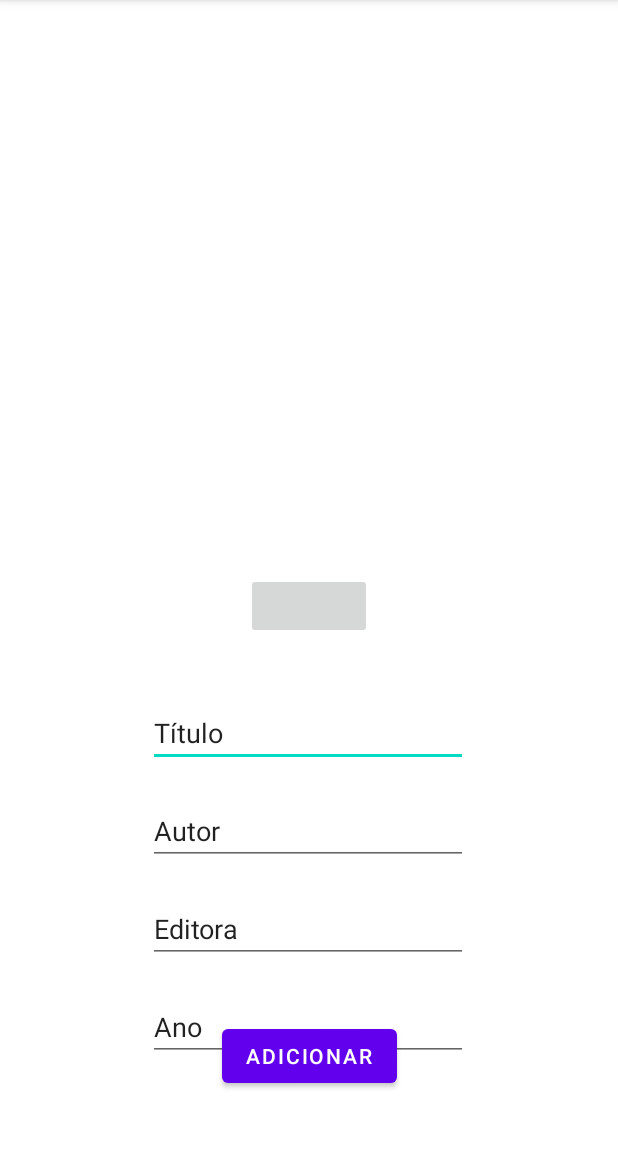
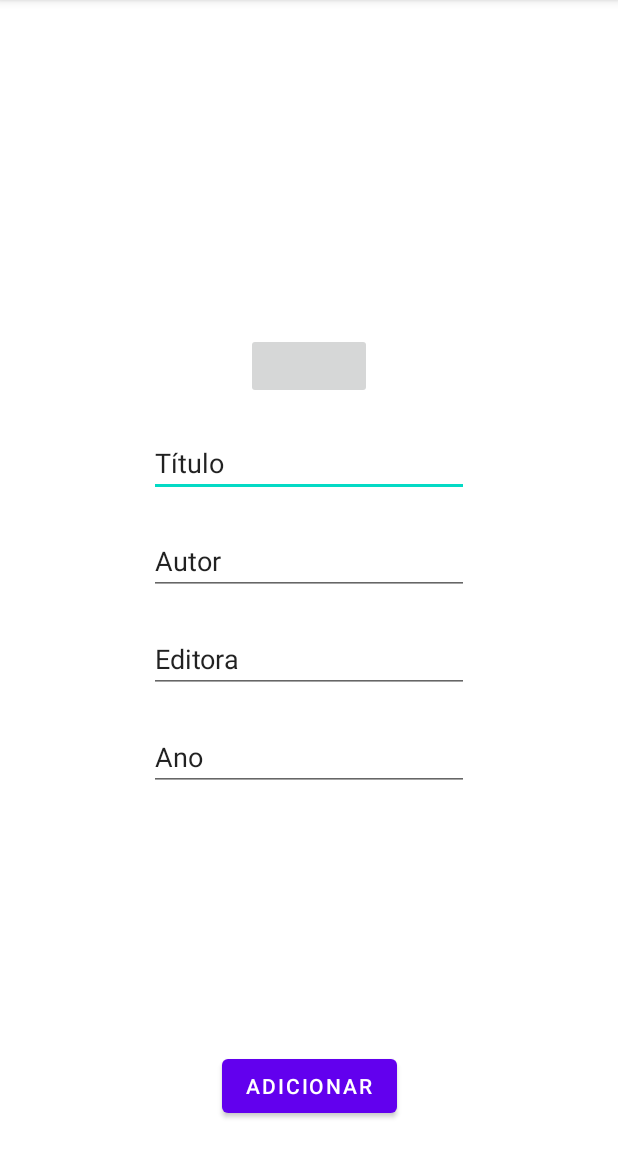
Before and after one commit to pessotticamilly/Android_Livraria, an Android app: the MainActivity03 screen opened directly, with no data from a screen before it, on a phone screen of 412 x 824 dp, the part 84-1236 px from its top. Run offline under Robolectric (Android 15) with nearby library versions, the phone set to English and light mode, and no system bars.

Commit message:
Update activity_main03.xml

```diff
--- a/app/src/main/res/layout/activity_main03.xml
+++ b/app/src/main/res/layout/activity_main03.xml
@@ -9,21 +9,23 @@
         android:id="@+id/textView"
         android:layout_width="wrap_content"
         android:layout_height="wrap_content"
-        android:layout_marginTop="40dp"
+        android:layout_marginTop="20dp"
         android:text="Adicionar novo livro"
+        android:textColor="#FFF"
         android:textSize="16dp"
         android:textStyle="bold"
-        android:textColor="#FFF"
         app:layout_constraintEnd_toEndOf="parent"
+        app:layout_constraintHorizontal_bias="0.5"
         app:layout_constraintStart_toStartOf="parent"
         app:layout_constraintTop_toTopOf="parent" />
 
     <ImageView
         android:id="@+id/capa"
-        android:layout_width="200dp"
-        android:layout_height="240dp"
-        android:layout_marginTop="40dp"
+        android:layout_width="100dp"
+        android:layout_height="140dp"
+        android:layout_marginTop="20dp"
         app:layout_constraintEnd_toEndOf="parent"
+        app:layout_constraintHorizontal_bias="0.5"
         app:layout_constraintStart_toStartOf="parent"
         app:layout_constraintTop_toBottomOf="@+id/textView"
         tools:srcCompat="@tools:sample/avatars" />
@@ -31,11 +33,12 @@
     <ImageButton
         android:id="@+id/adicionarCapa"
         android:layout_width="84dp"
+        android:layout_height="44dp"
+        android:layout_marginTop="20dp"
         android:maxWidth="84dp"
-        android:layout_height="44dp"
         android:maxHeight="44dp"
-        android:layout_marginTop="40dp"
         app:layout_constraintEnd_toEndOf="parent"
+        app:layout_constraintHorizontal_bias="0.5"
         app:layout_constraintStart_toStartOf="parent"
         app:layout_constraintTop_toBottomOf="@+id/capa"
         tools:srcCompat="@tools:sample/avatars" />
@@ -44,12 +47,12 @@
         android:id="@+id/editTextTextPersonName5"
         android:layout_width="wrap_content"
         android:layout_height="wrap_content"
-        android:layout_marginTop="40dp"
+        android:layout_marginTop="20dp"
         android:ems="10"
         android:inputType="textPersonName"
         android:text="Título"
         app:layout_constraintEnd_toEndOf="parent"
-        app:layout_constraintHorizontal_bias="0.497"
+        app:layout_constraintHorizontal_bias="0.5"
         app:layout_constraintStart_toStartOf="parent"
         app:layout_constraintTop_toBottomOf="@+id/adicionarCapa" />
 
@@ -62,7 +65,7 @@
         android:inputType="textPersonName"
         android:text="Editora"
         app:layout_constraintEnd_toEndOf="parent"
-        app:layout_constraintHorizontal_bias="0.497"
+        app:layout_constraintHorizontal_bias="0.5"
         app:layout_constraintStart_toStartOf="parent"
         app:layout_constraintTop_toBottomOf="@+id/editTextTextPersonName6" />
 
@@ -75,7 +78,7 @@
         android:inputType="textPersonName"
         android:text="Ano"
         app:layout_constraintEnd_toEndOf="parent"
-        app:layout_constraintHorizontal_bias="0.497"
+        app:layout_constraintHorizontal_bias="0.5"
         app:layout_constraintStart_toStartOf="parent"
         app:layout_constraintTop_toBottomOf="@+id/editTextTextPersonName7" />
 
@@ -88,7 +91,7 @@
         android:inputType="textPersonName"
         android:text="Autor"
         app:layout_constraintEnd_toEndOf="parent"
-        app:layout_constraintHorizontal_bias="0.497"
+        app:layout_constraintHorizontal_bias="0.5"
         app:layout_constraintStart_toStartOf="parent"
         app:layout_constraintTop_toBottomOf="@+id/editTextTextPersonName5" />
 
@@ -96,10 +99,11 @@
         android:id="@+id/adicionarLivro"
         android:layout_width="wrap_content"
         android:layout_height="wrap_content"
-        android:layout_marginBottom="40dp"
+        android:layout_marginBottom="20dp"
         android:text="Adicionar"
         app:layout_constraintBottom_toBottomOf="parent"
         app:layout_constraintEnd_toEndOf="parent"
+        app:layout_constraintHorizontal_bias="0.5"
         app:layout_constraintStart_toStartOf="parent" />
 
 </androidx.constraintlayout.widget.ConstraintLayout>
```
